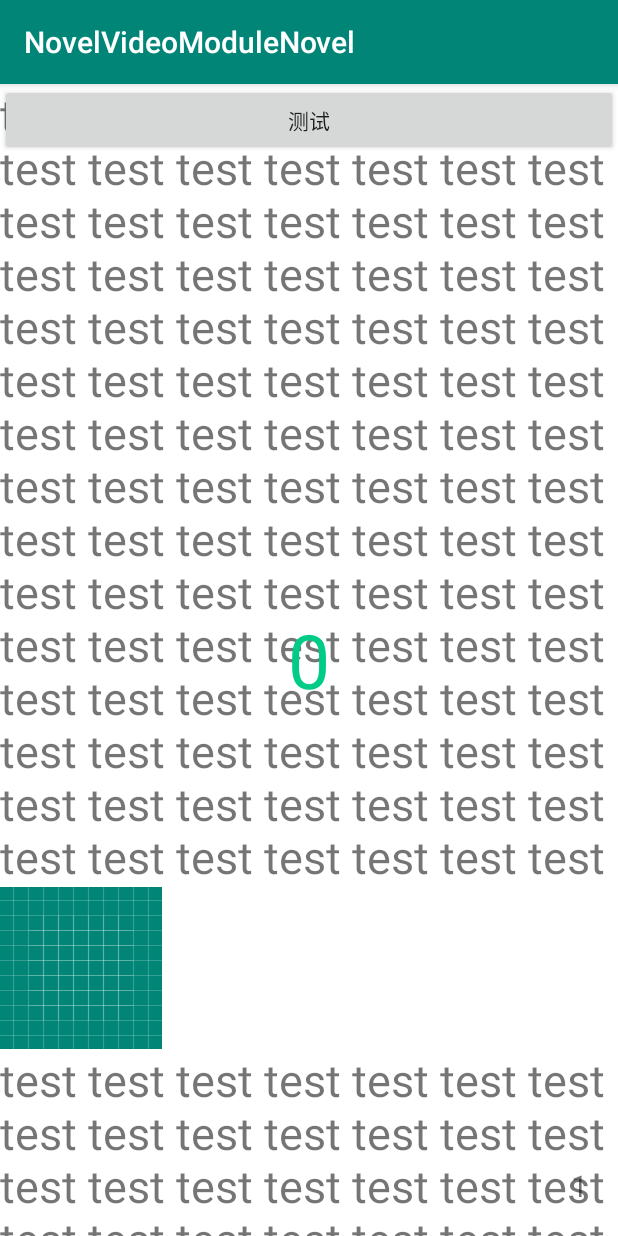
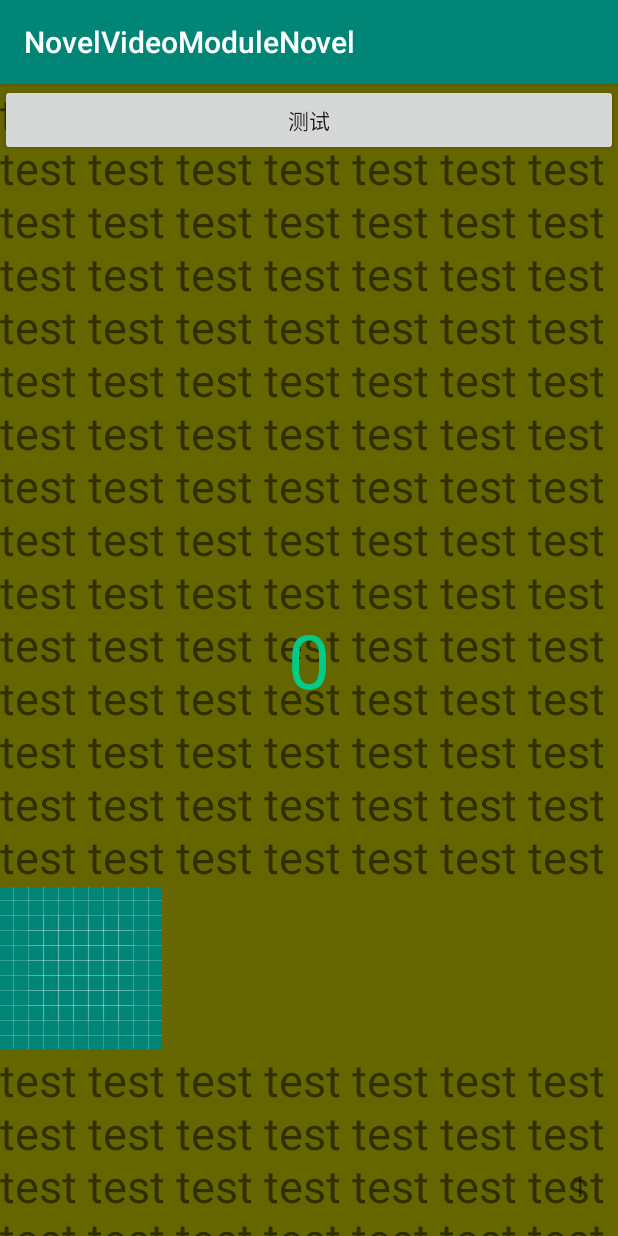
Before and after one commit to lwlizhe/NovelVideoModuleNovel, an Android app: the screen it shows after launch (NovelContentActivity), after a tap on "测试", on a phone screen of 412 x 824 dp. Run offline under Robolectric (Android 15) with nearby library versions, the phone set to English and light mode, and no system bars; plain views replace TestView; 1 statement that could not run was skipped.

Commit message:
格式调整，加点边界值

```diff
--- a/module_novel/src/main/java/com/lwlizhe/module/content/ui/NovelContentActivity.kt
+++ b/module_novel/src/main/java/com/lwlizhe/module/content/ui/NovelContentActivity.kt
@@ -12,6 +12,7 @@ import com.lwlizhe.module.content.ui.test.simulation.NovelContentTest2LayoutMana
 import com.lwlizhe.module.content.ui.test.simulation.NovelContentTestLayoutManager
 import com.lwlizhe.module.content.ui.test.simulation.NovelContentTestSimulationLayoutManager
 import com.lwlizhe.module.content.ui.test.simulation.NovelPageTestSimulationSnapHelper
+import com.lwlizhe.module.content.ui.widget.reader.adapter.CoverHorizontallyContentAdapter
 import com.lwlizhe.module.content.ui.widget.reader.adapter.SimulationHorizontallyContentAdapter
 import com.lwlizhe.module.content.ui.widget.reader.manager.layout.BaseContentLayoutManager
 import com.lwlizhe.module.content.ui.widget.reader.manager.layout.CoverHorizontallyContentLayoutManager
--- a/module_novel/src/main/java/com/lwlizhe/module/content/ui/widget/reader/adapter/holder/SimulationContentViewHolder.kt
+++ b/module_novel/src/main/java/com/lwlizhe/module/content/ui/widget/reader/adapter/holder/SimulationContentViewHolder.kt
@@ -1,5 +1,7 @@
 package com.lwlizhe.module.content.ui.widget.reader.adapter.holder
 
+import android.graphics.Color
+import android.widget.FrameLayout
 import android.widget.TextView
 import android.widget.Toast
 import com.lwlizhe.module.R
@@ -9,14 +11,15 @@ import com.lwlizhe.module.content.ui.widget.reader.view.NovelSimulationContainer
 class SimulationContentViewHolder<T>(var containerView: NovelSimulationContainerLayout) :
     BaseContentViewHolder<T>(containerView) {
 
-
-    init {
-    }
+    var colors=intArrayOf(Color.parseColor("#666600"), Color.parseColor("#660066"), Color.parseColor("#006666"))
 
     override fun setData(data: T, position: Int) {
         val contentPage = itemView.findViewById<TextView>(R.id.tvw_content)
+        val bg = itemView.findViewById<FrameLayout>(R.id.llt_container)
         contentPage.text = data.toString()
         contentPage.setOnClickListener { Toast.makeText(context,data.toString(),Toast.LENGTH_SHORT).show() }
+
+        bg.setBackgroundColor(colors[if (data is Int) data%3  else 0])
     }
 
     fun bindPathManager(manager: NovelContentCanvasManager) {
--- a/module_novel/src/main/java/com/lwlizhe/module/content/ui/widget/reader/manager/canvas/builder/SimulationBuilder.kt
+++ b/module_novel/src/main/java/com/lwlizhe/module/content/ui/widget/reader/manager/canvas/builder/SimulationBuilder.kt
@@ -1,10 +1,9 @@
 package com.lwlizhe.module.content.ui.widget.reader.manager.canvas.builder
 
 import android.graphics.*
+import android.util.Log
 import com.lwlizhe.module.content.ui.widget.reader.manager.canvas.NovelContentCanvasManager
-import kotlin.math.abs
-import kotlin.math.atan2
-import kotlin.math.hypot
+import kotlin.math.*
 
 class SimulationBuilder(manager: NovelContentCanvasManager) : BaseBuilder(manager) {
 
@@ -33,8 +32,6 @@ class SimulationBuilder(manager: NovelContentCanvasManager) : BaseBuilder(manage
     override fun setPathArea(width: Int, height: Int) {
         this.width = width.toFloat()
         this.height = height.toFloat()
-
-
     }
 
     override fun onFirstTouch(touchPoint: Point) {
@@ -67,6 +64,11 @@ class SimulationBuilder(manager: NovelContentCanvasManager) : BaseBuilder(manage
         if (!isMiddlePath) {
             mTouchPoint.y = y
         }
+
+        mTouchPoint.x = max(1F, min(mTouchPoint.x.toFloat(), width)-1).toInt()
+        mTouchPoint.y = max(1F, min(mTouchPoint.y.toFloat(), height)-1).toInt()
+
+        Log.d("bezier", "buildPath touchPoint : $mTouchPoint")
 
         if (abs(width - mTouchPoint.x) < 5) {
             return null
@@ -163,12 +165,12 @@ class SimulationBuilder(manager: NovelContentCanvasManager) : BaseBuilder(manage
         backAreaContentPath.lineTo(mBezierControlBottom.x, mBezierControlBottom.y)
         backAreaContentPath.close()
 
-        val angle = 2*Math.toDegrees(
+        val angle = 2 * Math.toDegrees(
             atan2(
                 (cornerY - mBezierControlRight.y).toDouble(),
                 (cornerX - mBezierControlBottom.x).toDouble()
             )
-        ).toFloat()-180F
+        ).toFloat() - 180F
         baseCanvas.save()
         baseCanvas.clipPath(backAreaPath)
         baseCanvas.drawColor(Color.parseColor("#90EE90"))
@@ -182,7 +184,7 @@ class SimulationBuilder(manager: NovelContentCanvasManager) : BaseBuilder(manage
 //        mPaint.setColorFilter(mColorMatrixFilter)
         baseCanvas.clipPath(backAreaContentPath)
 //        baseCanvas.drawColor(Color.parseColor("#90EE90"))
-        baseCanvas.drawBitmap(copyBitmap, 0f, 0f, paint)
+//        baseCanvas.drawBitmap(copyBitmap, 0f, 0f, paint)
 
         baseCanvas.restore()
 
@@ -216,9 +218,14 @@ class SimulationBuilder(manager: NovelContentCanvasManager) : BaseBuilder(manage
                 val f1 = abs(cornerX - mTouchPoint.x)
                 val f2 = width * f1 / mBezierStartBottom.x
                 mTouchPoint.x = (abs(cornerX - f2) + 0.5F).toInt()
+                mTouchPoint.x = max(1, min(mTouchPoint.x, width.toInt()-1))
                 val f3 =
                     abs(cornerX - mTouchPoint.x) * abs(cornerY - mTouchPoint.y) / f1
                 mTouchPoint.y = (abs(cornerY - f3) + 0.5F).toInt()
+                mTouchPoint.y = max(1, min(mTouchPoint.y, height.toInt()-1))
+
+                Log.d("bezier", "calBezierPoint touchPoint : $mTouchPoint")
+
                 mMiddleX = (mTouchPoint.x + cornerX) / 2
                 mMiddleY = (mTouchPoint.y + cornerY) / 2
                 mBezierControlBottom.x =
@@ -256,7 +263,8 @@ class SimulationBuilder(manager: NovelContentCanvasManager) : BaseBuilder(manage
          * mBezierVertexBottom.x 推导
 		 * ((mBezierStartBottom.x+mBezierEndBottom.x)/2+mBezierControlBottom.x)/2 化简等价于
 		 * (mBezierStartBottom.x+ 2*mBezierControlBottom.x+mBezierEndBottom.x) / 4
-		 */mBezierVertexBottom.x =
+		 */
+        mBezierVertexBottom.x =
             (mBezierStartBottom.x + 2 * mBezierControlBottom.x + mBezierEndBottom.x) / 4
         mBezierVertexBottom.y =
             (2 * mBezierControlBottom.y + mBezierStartBottom.y + mBezierEndBottom.y) / 4
@@ -264,6 +272,16 @@ class SimulationBuilder(manager: NovelContentCanvasManager) : BaseBuilder(manage
             (mBezierStartRight.x + 2 * mBezierControlRight.x + mBezierEndRight.x) / 4
         mBezierVertexRight.y =
             (2 * mBezierControlRight.y + mBezierStartRight.y + mBezierEndRight.y) / 4
+
+
+        Log.d(
+            "bezier",
+            "touchPoint $mTouchPoint , controller right : $mBezierControlRight , controller bottom : $mBezierControlBottom , start right : $mBezierStartRight , start bottom : $mBezierStartBottom , end right : $mBezierEndRight , end bottom : $mBezierEndBottom  vertex right : $mBezierVertexRight , vertex bottom : $mBezierVertexBottom"
+        )
+        Log.d(
+            "bezier",
+            "---------------------------------------------------------------------------------"
+        )
     }
 
     /**
--- a/module_novel/src/main/java/com/lwlizhe/module/content/ui/widget/reader/manager/layout/BaseContentLayoutManager.kt
+++ b/module_novel/src/main/java/com/lwlizhe/module/content/ui/widget/reader/manager/layout/BaseContentLayoutManager.kt
@@ -3,6 +3,7 @@ package com.lwlizhe.module.content.ui.widget.reader.manager.layout
 import android.content.Context
 import android.graphics.Point
 import android.util.AttributeSet
+import android.util.Log
 import android.view.MotionEvent
 import androidx.recyclerview.widget.LinearLayoutManager
 import androidx.recyclerview.widget.RecyclerView
@@ -69,8 +70,8 @@ abstract class BaseContentLayoutManager : LinearLayoutManager {
             offset += dx
             offset = getCurrentOffsetForRange()
             detachAndScrapAttachedViews(recycler)
-//            Log.d("offset", "currentOffset:$offset")
-//            Log.d("offset", "currentDx:$dx")
+            Log.d("offset", "currentOffset:$offset")
+            Log.d("offset", "currentDx:$dx")
             val resultOffset = fill(recycler, dx)
             recycleChildren(recycler)
 
@@ -143,13 +144,18 @@ abstract class BaseContentLayoutManager : LinearLayoutManager {
         currentScrollState=state
     }
 
+    public open fun isNeedInterceptEvent(ev: MotionEvent): Boolean{
+        return false
+    }
+
     /************************************** 需实现的部分 *****************************************/
 
     abstract fun fill(recycler: RecyclerView.Recycler, distance: Int): Int
 
     abstract fun onTouchEvent(ev: MotionEvent)
 
-    abstract fun isNeedInterceptEvent(ev: MotionEvent): Boolean
+    abstract fun onInterceptTouchEvent(ev: MotionEvent): Boolean
+
 
 
 }
--- a/module_novel/src/main/java/com/lwlizhe/module/content/ui/widget/reader/manager/layout/CoverHorizontallyContentLayoutManager.kt
+++ b/module_novel/src/main/java/com/lwlizhe/module/content/ui/widget/reader/manager/layout/CoverHorizontallyContentLayoutManager.kt
@@ -85,6 +85,10 @@ class CoverHorizontallyContentLayoutManager : BaseContentLayoutManager {
 
     }
 
+    override fun onInterceptTouchEvent(ev: MotionEvent): Boolean {
+        return false
+    }
+
     override fun isNeedInterceptEvent(ev: MotionEvent): Boolean {
         return false
     }
--- a/module_novel/src/main/java/com/lwlizhe/module/content/ui/widget/reader/view/NovelSimulationContainerLayout.kt
+++ b/module_novel/src/main/java/com/lwlizhe/module/content/ui/widget/reader/view/NovelSimulationContainerLayout.kt
@@ -4,6 +4,7 @@ import android.content.Context
 import android.graphics.Canvas
 import android.graphics.Color
 import android.util.AttributeSet
+import android.util.Log
 import android.widget.FrameLayout
 import com.lwlizhe.module.content.ui.widget.reader.manager.canvas.NovelContentCanvasManager
 
@@ -29,7 +30,6 @@ class NovelSimulationContainerLayout : FrameLayout {
             canvasManager?.buildCanvas(canvas,object : NovelContentCanvasManager.OnNeedDrawCanvas{
                 override fun onNeedDrawCanvas(copyCanvas: Canvas) {
                     super@NovelSimulationContainerLayout.dispatchDraw(copyCanvas)
-//                    copyCanvas.drawColor(Color.parseColor("#FFB6C1"))
                 }
             })
         } else {
--- a/module_novel/src/main/res/layout/item_novel_content.xml
+++ b/module_novel/src/main/res/layout/item_novel_content.xml
@@ -11,8 +11,7 @@
     <!--        android:layout_height="100dp">-->
     <RelativeLayout
         android:layout_width="match_parent"
-        android:layout_height="match_parent"
-        android:background="#FFFFFF">
+        android:layout_height="match_parent">
 
 
 
```
Also changed, not shown: module_novel/src/main/java/com/lwlizhe/module/content/ui/widget/reader/manager/layout/SimulationHorizontallyContentLayoutManager.kt (+13 -4 lines), module_novel/src/main/java/com/lwlizhe/module/content/ui/widget/reader/view/NovelSimulationRecyclerView.kt (+14 -4 lines).
